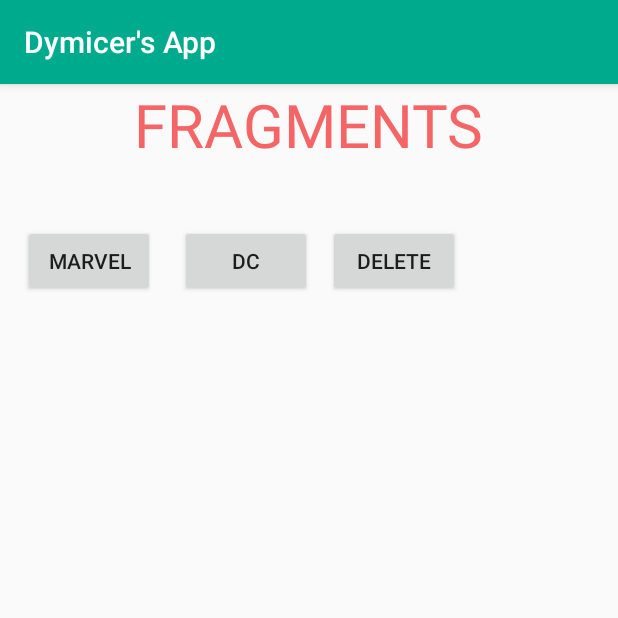
After one commit to phgoff/Android-Application-Project, an Android app: the MainFragments screen opened directly, with no data from a screen before it, on a phone screen of 412 x 824 dp, the top half of it. The commit adds this screen. Run offline under Robolectric (Android 15) with nearby library versions, the phone set to English and light mode, and no system bars.

Commit message:
Add Fragments

```diff
--- a/app/build.gradle
+++ b/app/build.gradle
@@ -19,6 +19,7 @@
 }
 
 dependencies {
+    implementation 'com.android.support:support-v4:26.1.0'
     compile 'com.android.support:recyclerview-v7:26.1.0'
     implementation fileTree(dir: 'libs', include: ['*.jar'])
     implementation 'com.android.support:appcompat-v7:26.1.0'
--- a/app/src/main/AndroidManifest.xml
+++ b/app/src/main/AndroidManifest.xml
@@ -28,8 +28,10 @@
         <activity
             android:name=".PacelableData.MainPacelable"
             android:parentActivityName=".MainActivity" />
-        <activity android:name=".Dialog.DialogActivity"
-            android:parentActivityName=".MainActivity"></activity>
+        <activity
+            android:name=".Dialog.DialogActivity"
+            android:parentActivityName=".MainActivity" />
+        <activity android:name=".Fragments.MainFragments" />
     </application>
 
 </manifest>
--- /dev/null
+++ b/app/src/main/java/com/phgof/android_project/Fragments/MainFragments.java
@@ -0,0 +1,65 @@
+package com.phgof.android_project.Fragments;
+
+import android.support.v4.app.Fragment;
+import android.support.v7.app.AppCompatActivity;
+import android.os.Bundle;
+import android.view.View;
+import android.widget.Button;
+import android.widget.Toast;
+
+import com.phgof.android_project.R;
+
+public class MainFragments extends AppCompatActivity {
+
+    private Button btnDelete;
+    private Button btnAdd;
+    private Button btnAdd2;
+
+    private String TAG = "MyFragment";
+
+    @Override
+    protected void onCreate(Bundle savedInstanceState) {
+        super.onCreate(savedInstanceState);
+        setContentView(R.layout.activity_main_fragments);
+
+        btnAdd = findViewById(R.id.btnadd_frag);
+        btnAdd2 = findViewById(R.id.btnadd2_frag);
+        btnDelete = findViewById(R.id.btndel_frag);
+
+        btnAdd.setOnClickListener(new View.OnClickListener() {
+            @Override
+            public void onClick(View v) {
+                getSupportFragmentManager()
+                        .beginTransaction()
+                        .replace(R.id.sended_frag,
+                                BlankFragment.newInstance("Sended MARVEL"),    //called newInstance() from BlankFragment
+                                TAG)
+                        .addToBackStack("MyStack")
+                        .commit();
+            }
+        });
+        btnAdd2.setOnClickListener(new View.OnClickListener() {
+             @Override
+             public void onClick(View v) {
+                 getSupportFragmentManager()
+                         .beginTransaction()
+                         .replace(R.id.sended_frag,
+                                 BlankFragment2.newInstance("Sended DC"),    //called newInstance() from BlankFragment2
+                                 TAG)
+                         .addToBackStack("NewStack")
+                         .commit();
+                    }
+        });
+
+        btnDelete.setOnClickListener(new View.OnClickListener() {
+            @Override
+            public void onClick(View v) {
+                Fragment fragment = getSupportFragmentManager().findFragmentByTag(TAG);
+                if (fragment != null) {
+                    getSupportFragmentManager().popBackStack();
+                    Toast.makeText(getApplicationContext(), "Deleted", Toast.LENGTH_LONG).show();
+                }
+            }
+        });
+    }
+}
--- /dev/null
+++ b/app/src/main/res/layout/activity_main_fragments.xml
@@ -0,0 +1,67 @@
+<?xml version="1.0" encoding="utf-8"?>
+<RelativeLayout xmlns:android="http://schemas.android.com/apk/res/android"
+
+    xmlns:tools="http://schemas.android.com/tools"
+    android:layout_width="match_parent"
+    android:layout_height="match_parent"
+    tools:context="com.phgof.android_project.Fragments.MainFragments">
+
+    <TextView
+        android:id="@+id/tv1_frag"
+        android:layout_width="wrap_content"
+        android:layout_height="wrap_content"
+        android:layout_centerHorizontal="true"
+        android:text="FRAGMENTS"
+        android:textColor="#F56565"
+        android:textSize="40sp" />
+
+    <Button
+        android:id="@+id/btnadd_frag"
+        android:layout_width="wrap_content"
+        android:layout_height="wrap_content"
+        android:layout_below="@id/tv1_frag"
+        android:layout_marginLeft="15dp"
+        android:layout_marginTop="40dp"
+        android:text="MARVEL"
+
+        />
+     <Button
+            android:id="@+id/btnadd2_frag"
+            android:layout_width="wrap_content"
+            android:layout_height="wrap_content"
+            android:layout_below="@id/tv1_frag"
+            android:layout_marginLeft="120dp"
+            android:layout_marginTop="40dp"
+            android:text="DC"
+
+            />
+
+    <Button
+        android:id="@+id/btndel_frag"
+        android:layout_width="wrap_content"
+        android:layout_height="wrap_content"
+        android:layout_below="@id/tv1_frag"
+        android:layout_marginLeft="115dp"
+        android:layout_marginTop="40dp"
+        android:layout_toRightOf="@id/btnadd_frag"
+        android:text="DELETE" />
+
+    <!--<fragment-->
+    <!--android:id="@+id/fragment"-->
+    <!--android:nacom.phgof.android_project.Fragments.BlankFragmentment"-->
+    <!--android:layout_width="match_parent"-->
+    <!--android:layout_height="wrap_content"-->
+    <!--android:layout_below="@id/btnadd_frag"-->
+    <!--android:layout_centerHorizontal="true"-->
+    <!--android:layout_marginTop="50dp" />-->
+
+    <LinearLayout
+        android:id="@+id/sended_frag"
+        android:layout_width="match_parent"
+        android:layout_height="wrap_content"
+        android:layout_alignParentBottom="true"
+        android:layout_marginTop="20dp"
+        android:orientation="horizontal"></LinearLayout>
+
+
+</RelativeLayout>
--- a/app/src/main/res/values/strings.xml
+++ b/app/src/main/res/values/strings.xml
@@ -6,4 +6,7 @@
     <string name="enter">Enter</string>
     <string name="which_sides_are_you_on">Which Sides Are You On?</string>
     <string name="hello">Hello</string>
+
+    <!-- TODO: Remove or change this placeholder text -->
+    <string name="hello_blank_fragment">Hello blank fragment</string>
 </resources>
```
Also changed, not shown: app/src/main/java/com/phgof/android_project/Fragments/BlankFragment.java (added, +44 -0 lines), app/src/main/java/com/phgof/android_project/Fragments/BlankFragment2.java (added, +42 -0 lines), app/src/main/java/com/phgof/android_project/MainActivity.java (+7 -1 lines), app/src/main/res/layout/fragment_blank.xml (added, +15 -0 lines), app/src/main/res/layout/fragment_blank_fragment2.xml (added, +12 -0 lines).
